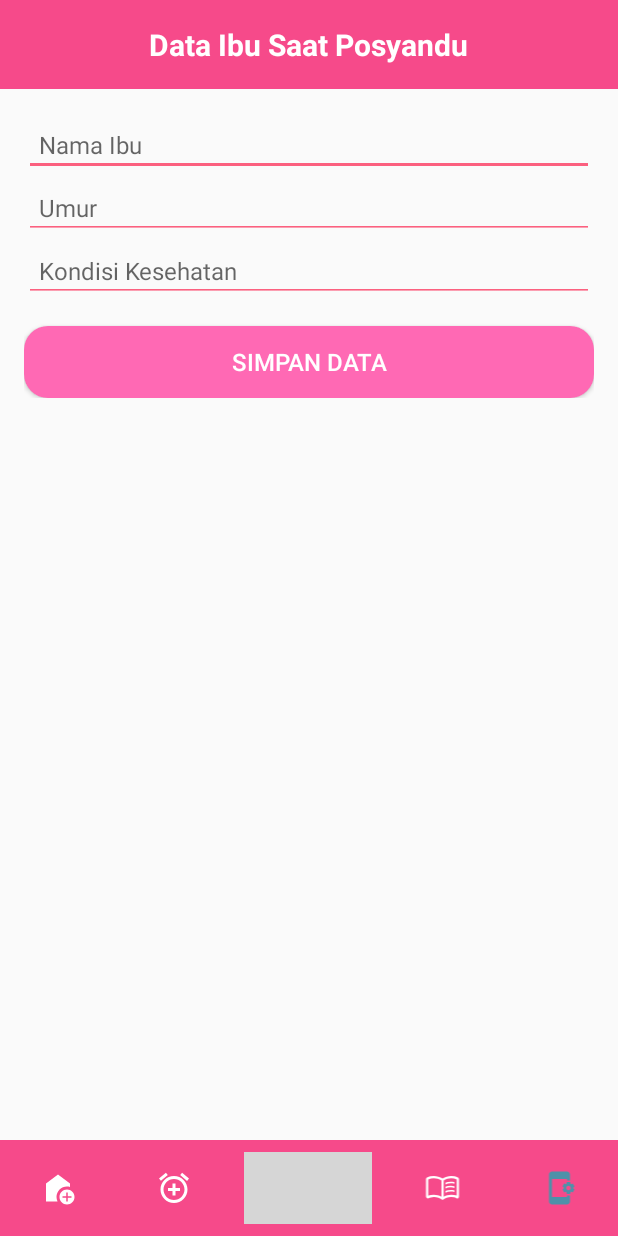
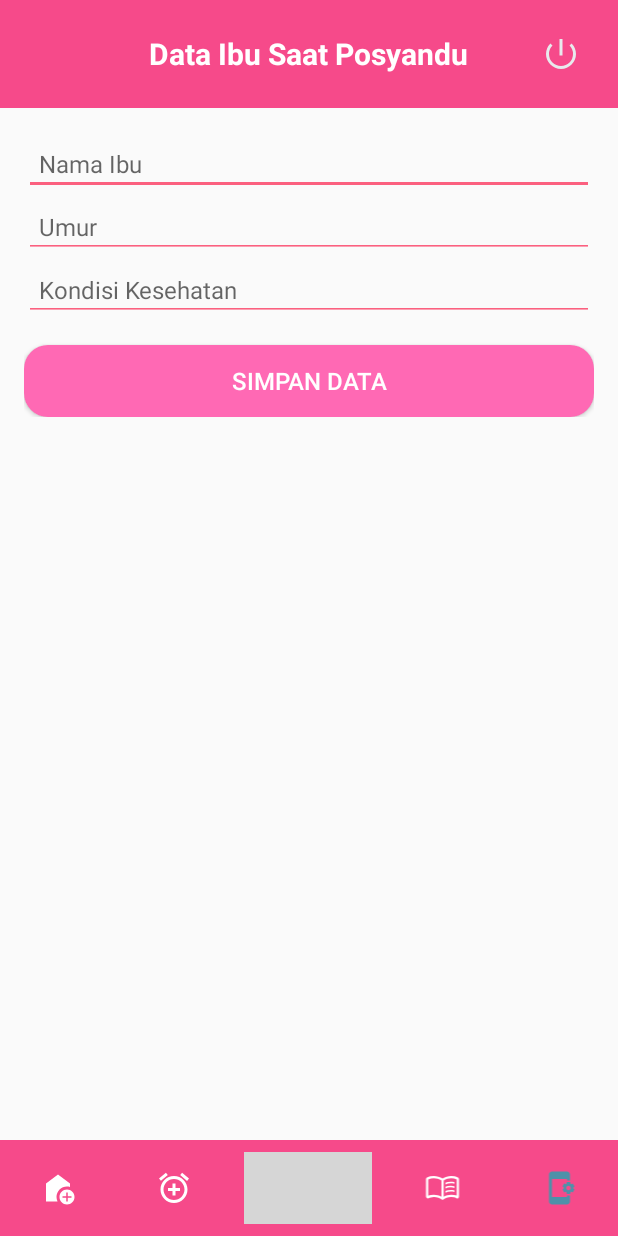
Before and after one commit to neopr1705/Posyanduapps, an Android app built with Jetpack Compose: the DataIbuActivity screen opened directly, with no data from a screen before it, on a phone screen of 412 x 824 dp. Run offline under Robolectric (Android 15) with nearby library versions, the phone set to English and light mode, and no system bars; grey boxes are pictures that could not be loaded.

Commit message:
logout done

```diff
--- /dev/null
+++ b/app/src/main/java/com/example/posyanduapps/Helper/HeaderIconHelper.java
@@ -0,0 +1,61 @@
+package com.example.posyanduapps.Helper;
+
+import android.app.Activity;
+import android.app.AlertDialog;
+import android.content.Context;
+import android.content.Intent;
+import android.view.View;
+import android.widget.ImageView;
+import android.widget.Toast;
+
+import com.example.posyanduapps.LoginActivity;
+import com.example.posyanduapps.R;
+
+public class HeaderIconHelper implements View.OnClickListener {
+
+    private Context context;
+    private ImageView ivLogout;
+
+    // Constructor menerima konteks dan instance layout
+    public HeaderIconHelper(Context context, View headerLayout) {
+        this.context = context;
+
+        // Inisialisasi ImageView dari layout
+        ivLogout = headerLayout.findViewById(R.id.ivLogout);
+
+        // Atur listener klik
+        ivLogout.setOnClickListener(this);
+    }
+
+    @Override
+    public void onClick(View v) {
+        if (v.getId() == R.id.ivLogout) {
+                // Tampilkan dialog konfirmasi
+                    showLogoutConfirmationDialog();
+
+        }
+    }
+
+    private void showLogoutConfirmationDialog() {
+        // Buat dialog builder
+        new AlertDialog.Builder(context,R.style.AppTemaDialog)
+                .setTitle("Konfirmasi Logout")
+                .setMessage("Apakah Anda yakin ingin logout?")
+                .setPositiveButton("Ya", (dialog, which) -> {
+                    // Eksekusi logout
+                    Toast.makeText(context, "Logout berhasil", Toast.LENGTH_SHORT).show();
+
+                    // Navigasi ke halaman Login
+                    Intent intent = new Intent(context, LoginActivity.class);
+                    intent.setFlags(Intent.FLAG_ACTIVITY_NEW_TASK | Intent.FLAG_ACTIVITY_CLEAR_TASK);
+                    context.startActivity(intent);
+                })
+                .setNegativeButton("Tidak", (dialog, which) -> {
+                    // Tutup dialog tanpa melakukan apapun
+                    dialog.dismiss();
+                })
+                .create()
+                .show();
+    }
+
+}
--- a/app/src/main/java/com/example/posyanduapps/MainActivity.java
+++ b/app/src/main/java/com/example/posyanduapps/MainActivity.java
@@ -15,6 +15,7 @@ import android.content.Intent;
 import android.widget.Toast;
 
 import androidx.annotation.NonNull;
+import com.example.posyanduapps.Helper.HeaderIconHelper;
 
 import com.example.posyanduapps.features.*;
 import com.google.firebase.database.DataSnapshot;
@@ -33,6 +34,10 @@ public class MainActivity extends Activity implements View.OnClickListener {
         super.onCreate(savedInstanceState);
         setContentView(R.layout.activity_main);
 
+        // Ambil referensi ke layout header
+        View headerLayout = findViewById(R.id.header_layout);
+        // Inisialisasi HeaderIconHelper
+        new HeaderIconHelper(this, headerLayout);
 
         tvTitle = findViewById(R.id.tvTitle);
         tvstatusKehamilan = findViewById(R.id.tvKehamilanStatus);
--- a/app/src/main/java/com/example/posyanduapps/features/DataIbuActivity.java
+++ b/app/src/main/java/com/example/posyanduapps/features/DataIbuActivity.java
@@ -10,6 +10,7 @@ import android.widget.ImageView;
 import android.widget.TextView;
 import android.widget.Toast;
 
+import com.example.posyanduapps.Helper.HeaderIconHelper;
 import com.example.posyanduapps.MainActivity;
 import com.example.posyanduapps.R;
 
@@ -25,6 +26,9 @@ public class DataIbuActivity extends Activity implements View.OnClickListener {
     protected void onCreate(Bundle savedInstanceState) {
         super.onCreate(savedInstanceState);
         setContentView(R.layout.activity_data_ibu);
+        View headerLayout = findViewById(R.id.header_layout);
+        // Inisialisasi HeaderIconHelper
+        new HeaderIconHelper(this, headerLayout);
         tvTitle = findViewById(R.id.tvTitle);
         tvTitle.setText(getText(R.string.str_DataIbu));
 
--- a/app/src/main/java/com/example/posyanduapps/features/EdukasiActivity.java
+++ b/app/src/main/java/com/example/posyanduapps/features/EdukasiActivity.java
@@ -10,6 +10,7 @@ import android.widget.TextView;
 import androidx.recyclerview.widget.GridLayoutManager;
 import androidx.recyclerview.widget.RecyclerView;
 
+import com.example.posyanduapps.Helper.HeaderIconHelper;
 import com.example.posyanduapps.MainActivity;
 import com.example.posyanduapps.R;
 import com.example.posyanduapps.adapters.SubkategoriAdapter;
@@ -30,6 +31,9 @@ public class EdukasiActivity extends Activity implements View.OnClickListener {
     protected void onCreate(Bundle savedInstanceState) {
         super.onCreate(savedInstanceState);
         setContentView(R.layout.activity_edukasi);
+        View headerLayout = findViewById(R.id.header_layout);
+        // Inisialisasi HeaderIconHelper
+        new HeaderIconHelper(this, headerLayout);
         tvTitle = findViewById(R.id.tvTitle);
         tvTitle.setText(getText(R.string.str_EduGizi));
         //footer
--- a/app/src/main/java/com/example/posyanduapps/features/MonitorUsersActivity.java
+++ b/app/src/main/java/com/example/posyanduapps/features/MonitorUsersActivity.java
@@ -4,7 +4,9 @@ import android.app.Activity;
 import android.content.Intent;
 import android.os.Bundle;
 import android.util.Log;
+import android.view.View;
 import android.widget.Button;
+import android.widget.ImageView;
 import android.widget.ListView;
 import android.widget.TextView;
 
@@ -24,6 +26,7 @@ public class MonitorUsersActivity extends Activity {
     private ListView userListView;
     private UserAdapter userAdapter;
     private TextView tvTitle;
+    private ImageView ivLogout;
     private Button btnKembali;
     private ArrayList<User> userList = new ArrayList<>();
     private String url="https://posyanduapps-76c23-default-rtdb.asia-southeast1.firebasedatabase.app/";
@@ -35,6 +38,9 @@ public class MonitorUsersActivity extends Activity {
         setContentView(R.layout.activity_monitor_user);
         tvTitle = findViewById(R.id.tvTitle);
         tvTitle.setText("MONITOR USER");
+        ivLogout = findViewById(R.id.ivLogout);
+        ivLogout.setVisibility(View.GONE);
+
 
         userListView = findViewById(R.id.userListView);
         btnKembali = findViewById(R.id.btnKembali);
--- a/app/src/main/java/com/example/posyanduapps/features/PengingatActivity.java
+++ b/app/src/main/java/com/example/posyanduapps/features/PengingatActivity.java
@@ -14,6 +14,7 @@ import android.widget.ListView;
 import android.widget.TextView;
 import android.widget.Toast;
 
+import com.example.posyanduapps.Helper.HeaderIconHelper;
 import com.example.posyanduapps.MainActivity;
 import com.example.posyanduapps.R;
 import com.example.posyanduapps.Helper.DatabaseHelper;
@@ -39,6 +40,9 @@ public class PengingatActivity extends Activity implements View.OnClickListener
     protected void onCreate(Bundle savedInstanceState) {
         super.onCreate(savedInstanceState);
         setContentView(R.layout.activity_pengingat);
+        View headerLayout = findViewById(R.id.header_layout);
+        // Inisialisasi HeaderIconHelper
+        new HeaderIconHelper(this, headerLayout);
         tvTitle = findViewById(R.id.tvTitle);
         tvTitle.setText(getText(R.string.str_Pengingat));
         //footer
--- /dev/null
+++ b/app/src/main/res/drawable/ic_logout.xml
@@ -0,0 +1,9 @@
+<vector xmlns:android="http://schemas.android.com/apk/res/android"
+    android:width="24dp"
+    android:height="24dp"
+    android:viewportWidth="960"
+    android:viewportHeight="960">
+  <path
+      android:pathData="M480,880q-83,0 -156,-31.5T197,763q-54,-54 -85.5,-127T80,480q0,-84 31.5,-156.5T197,197l56,56q-44,44 -68.5,102T160,480q0,134 93,227t227,93q134,0 227,-93t93,-227q0,-67 -24.5,-125T707,253l56,-56q54,54 85.5,126.5T880,480q0,83 -31.5,156T763,763q-54,54 -127,85.5T480,880ZM440,520v-440h80v440h-80Z"
+      android:fillColor="#e8eaed"/>
+</vector>
--- a/app/src/main/res/layout/header_layout.xml
+++ b/app/src/main/res/layout/header_layout.xml
@@ -1,4 +1,5 @@
 <RelativeLayout xmlns:android="http://schemas.android.com/apk/res/android"
+    android:id="@+id/header_layout"
     android:layout_width="match_parent"
     android:layout_height="match_parent"
     android:background="@color/colorAccent"
@@ -12,8 +13,21 @@
         android:layout_height="wrap_content"
         android:layout_centerInParent="true"
         android:textAlignment="center"
+        android:text="@string/str_Daftar"
         android:textColor="#FFFFFF"
         android:textSize="20sp"
         android:textStyle="bold"
         />
+
+    <ImageView
+        android:id="@+id/ivLogout"
+        android:layout_width="24dp"
+        android:layout_height="24dp"
+        android:layout_alignParentEnd="true"
+        android:layout_marginEnd="10dp"
+        android:layout_marginTop="8dp"
+        android:layout_centerInParent="true"
+        android:layout_marginBottom="8dp"
+        android:src="@drawable/ic_logout"
+        android:layout_toStartOf="@+id/tvTitle"/>
 </RelativeLayout>
--- a/app/src/main/res/values/styles.xml
+++ b/app/src/main/res/values/styles.xml
@@ -51,4 +51,25 @@
         <item name="android:textColorSecondary">@color/softBlue</item>
     </style>
 
+    <!-- Style untuk Rounded Corner -->
+    <style name="RoundedDialog">
+        <item name="cornerFamily">rounded</item>
+        <item name="cornerSize">16dp</item>
+    </style>
+
+    <style name="AppTemaDialog" parent="Theme.Material3.Light.Dialog.Alert">
+        <!-- Warna latar belakang sesuai dengan ColorAccent -->
+        <item name="colorSurface">@color/white</item>
+        <!-- Warna teks utama (putih) -->
+        <item name="android:textColorPrimary">@color/colorAccent</item>
+        <item name="colorOnSurface">@color/colorAccent</item>
+
+        <!-- Efek ujung yang bulat -->
+        <item name="shapeAppearanceSmallComponent">@style/RoundedDialog</item>
+    </style>
+
+
+
+
+
 </resources>
```
Also changed, not shown: app/src/main/java/com/example/posyanduapps/features/AbsensiActivity.java (+6 -1 lines), 3 other files.
